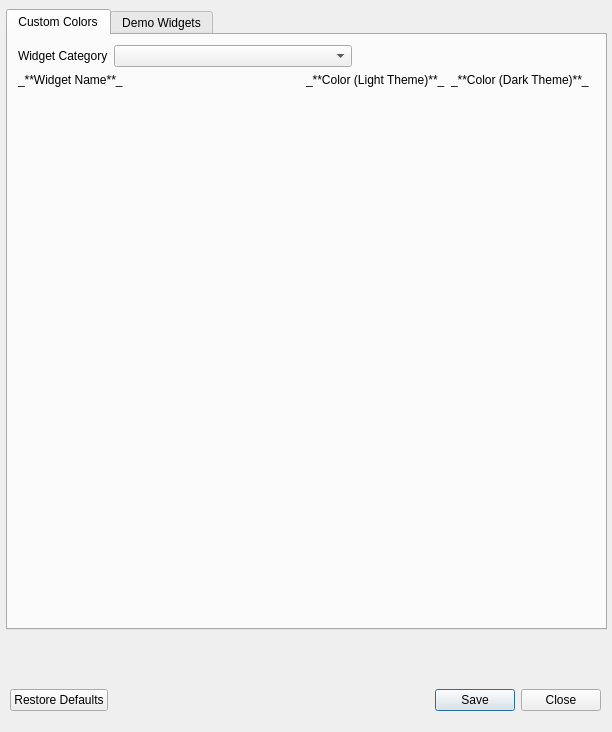
This is gui/custom_theme_dialog.ui in ssrando/ssrando as Qt 5 draws it before an edit. The edited form follows.
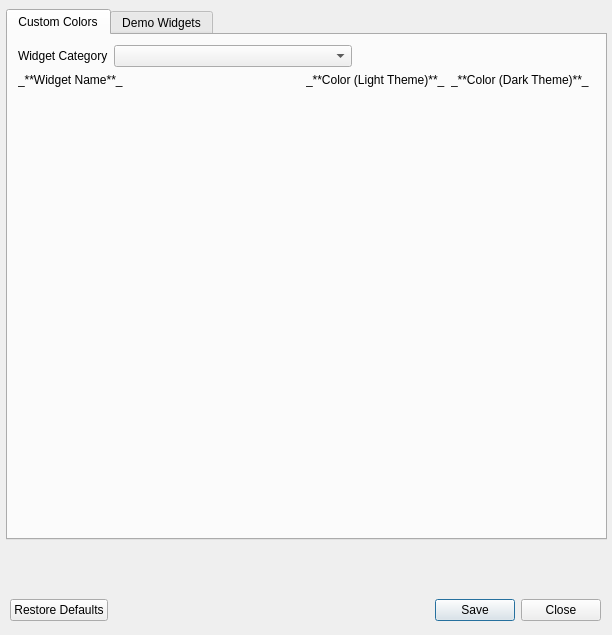
This is the edited form.

Commit message: Add theme presets with a high contrast option

```diff
--- a/gui/custom_theme_dialog.ui
+++ b/gui/custom_theme_dialog.ui
@@ -7,7 +7,7 @@
     <x>0</x>
     <y>0</y>
     <width>612</width>
-    <height>732</height>
+    <height>635</height>
    </rect>
   </property>
   <property name="windowTitle">
@@ -19,7 +19,7 @@
      <x>6</x>
      <y>9</y>
      <width>601</width>
-     <height>621</height>
+     <height>531</height>
     </rect>
    </property>
    <property name="currentIndex">
@@ -35,7 +35,7 @@
        <x>10</x>
        <y>10</y>
        <width>571</width>
-       <height>571</height>
+       <height>481</height>
       </rect>
      </property>
      <layout class="QVBoxLayout" name="vlay_widget">
@@ -466,7 +466,7 @@
    <property name="geometry">
     <rect>
      <x>10</x>
-     <y>640</y>
+     <y>550</y>
      <width>591</width>
      <height>41</height>
     </rect>
@@ -488,7 +488,7 @@
    <property name="geometry">
     <rect>
      <x>10</x>
-     <y>680</y>
+     <y>590</y>
      <width>591</width>
      <height>41</height>
     </rect>
```
The commit also changes 8 other files.
